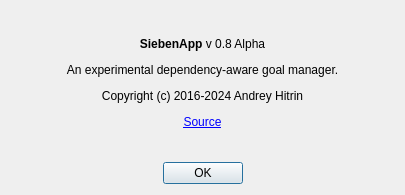
ahitrin/SiebenApp, file ui/about.ui: the form before one commit.
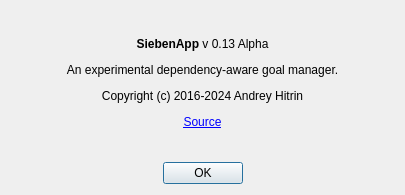
The form after the commit.

Commit message: Update version in About dialog

Patch:
```diff
--- a/ui/about.ui
+++ b/ui/about.ui
@@ -20,7 +20,7 @@
    <item>
     <widget class="QLabel" name="label_text">
      <property name="text">
-      <string>&lt;html&gt;&lt;head/&gt;&lt;body&gt;&lt;p align=&quot;center&quot;&gt;&lt;span style=&quot; font-weight:600;&quot;&gt;SiebenApp&lt;/span&gt; v 0.8 Alpha&lt;/p&gt;&lt;p align=&quot;center&quot;&gt;An experimental dependency-aware goal manager.&lt;/p&gt;&lt;p align=&quot;center&quot;&gt;Copyright (c) 2016-2024 Andrey Hitrin&lt;/p&gt;&lt;p align=&quot;center&quot;&gt;&lt;a href=&quot;https://github.com/ahitrin/SiebenApp&quot;&gt;&lt;span style=&quot; text-decoration: underline; color:#0000ff;&quot;&gt;Source&lt;/span&gt;&lt;/a&gt;&lt;/p&gt;&lt;/body&gt;&lt;/html&gt;</string>
+      <string>&lt;html&gt;&lt;head/&gt;&lt;body&gt;&lt;p align=&quot;center&quot;&gt;&lt;span style=&quot; font-weight:600;&quot;&gt;SiebenApp&lt;/span&gt; v 0.13 Alpha&lt;/p&gt;&lt;p align=&quot;center&quot;&gt;An experimental dependency-aware goal manager.&lt;/p&gt;&lt;p align=&quot;center&quot;&gt;Copyright (c) 2016-2024 Andrey Hitrin&lt;/p&gt;&lt;p align=&quot;center&quot;&gt;&lt;a href=&quot;https://github.com/ahitrin/SiebenApp&quot;&gt;&lt;span style=&quot; text-decoration: underline; color:#0000ff;&quot;&gt;Source&lt;/span&gt;&lt;/a&gt;&lt;/p&gt;&lt;/body&gt;&lt;/html&gt;</string>
      </property>
     </widget>
    </item>
```
